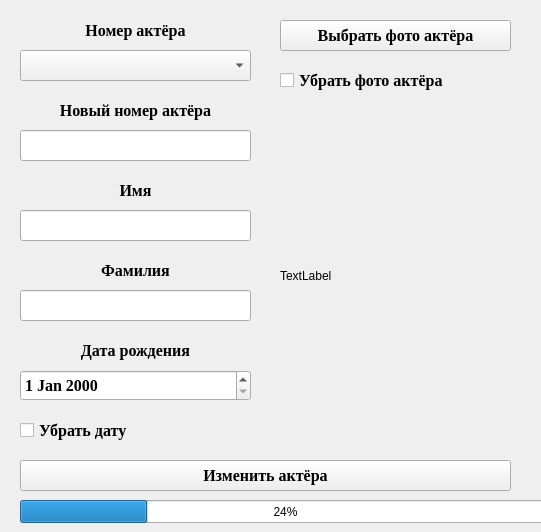
The window that Client/updateactor.ui (NikitaVirachev/course-work-on-DB) describes before a commit, drawn with Qt 5.
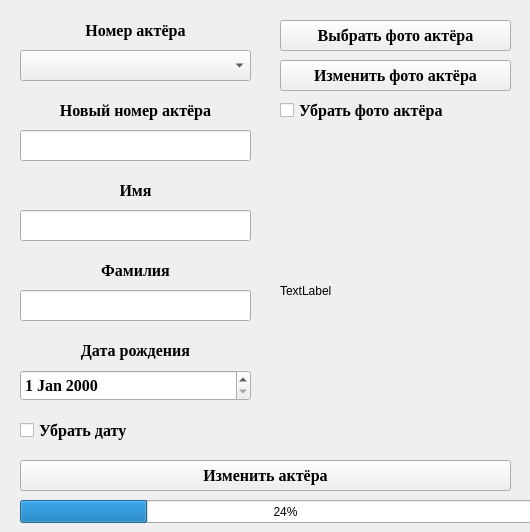
The same window after the commit.

```diff
--- a/Client/updateactor.ui
+++ b/Client/updateactor.ui
@@ -6,7 +6,7 @@
    <rect>
     <x>0</x>
     <y>0</y>
-    <width>541</width>
+    <width>530</width>
     <height>532</height>
    </rect>
   </property>
@@ -209,9 +209,9 @@
    <property name="geometry">
     <rect>
      <x>280</x>
-     <y>110</y>
+     <y>140</y>
      <width>231</width>
-     <height>331</height>
+     <height>301</height>
     </rect>
    </property>
    <property name="text">
@@ -316,7 +316,7 @@
    <property name="geometry">
     <rect>
      <x>280</x>
-     <y>70</y>
+     <y>100</y>
      <width>231</width>
      <height>20</height>
     </rect>
@@ -333,6 +333,27 @@
     <string>Убрать фото актёра</string>
    </property>
   </widget>
+  <widget class="QPushButton" name="pushButton_3">
+   <property name="geometry">
+    <rect>
+     <x>280</x>
+     <y>60</y>
+     <width>231</width>
+     <height>31</height>
+    </rect>
+   </property>
+   <property name="font">
+    <font>
+     <family>Times New Roman</family>
+     <pointsize>12</pointsize>
+     <weight>75</weight>
+     <bold>true</bold>
+    </font>
+   </property>
+   <property name="text">
+    <string>Изменить фото актёра</string>
+   </property>
+  </widget>
  </widget>
  <resources/>
  <connections/>
```
